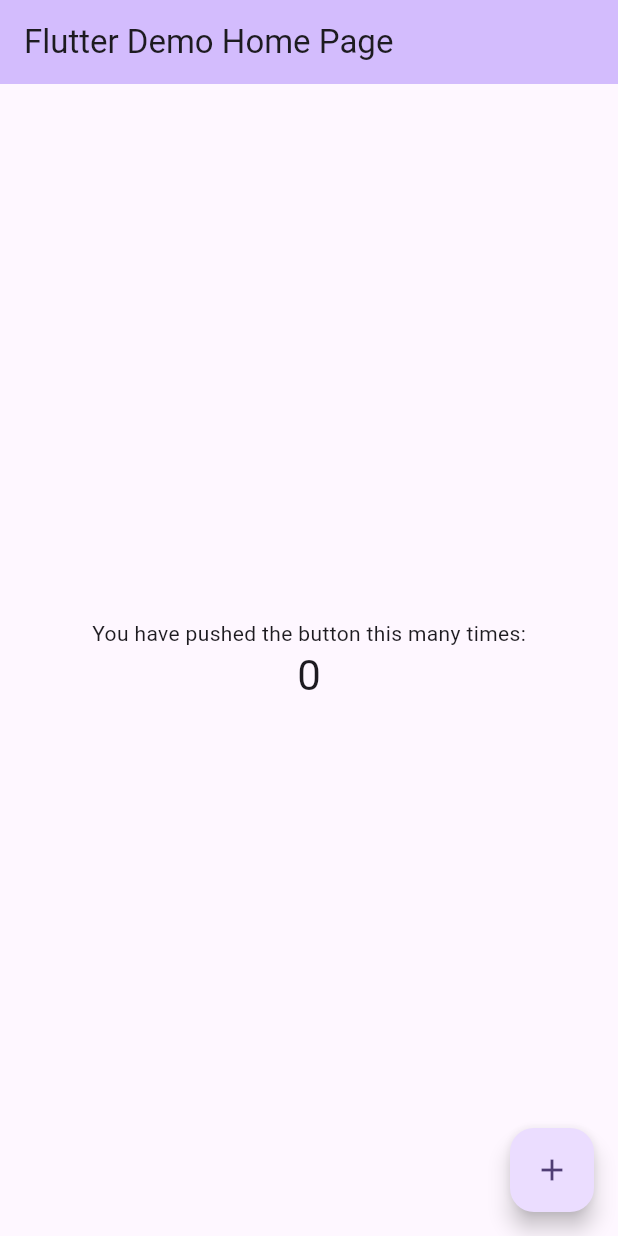
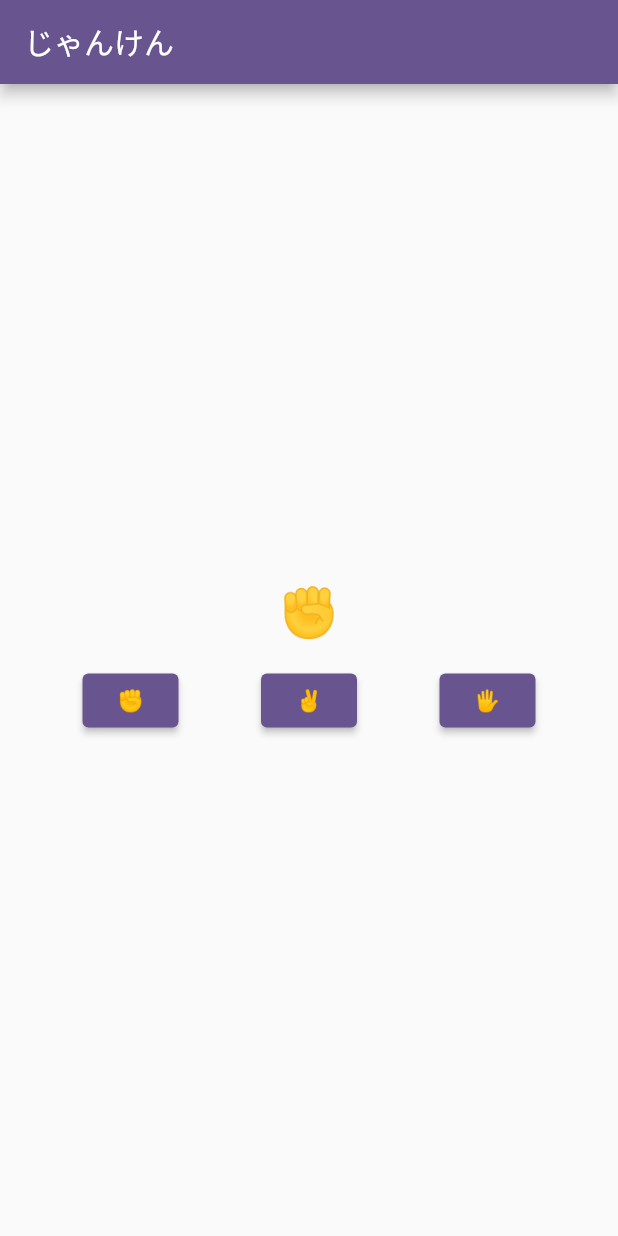
Before and after one commit to Motoki0418/FlutterLearning, a Flutter app: the screen it shows after launch, on a phone screen of 412 x 824 dp. Run offline on Flutter 3.47's test engine with Material 3 defaults, Android fonts, the phone set to English and light mode, and no system bars.

```diff
--- a/lib/main.dart
+++ b/lib/main.dart
@@ -13,113 +13,74 @@ class MyApp extends StatelessWidget {
     return MaterialApp(
       title: 'Flutter Demo',
       theme: ThemeData(
-        // This is the theme of your application.
-        //
-        // TRY THIS: Try running your application with "flutter run". You'll see
-        // the application has a purple toolbar. Then, without quitting the app,
-        // try changing the seedColor in the colorScheme below to Colors.green
-        // and then invoke "hot reload" (save your changes or press the "hot
-        // reload" button in a Flutter-supported IDE, or press "r" if you used
-        // the command line to start the app).
-        //
-        // Notice that the counter didn't reset back to zero; the application
-        // state is not lost during the reload. To reset the state, use hot
-        // restart instead.
-        //
-        // This works for code too, not just values: Most code changes can be
-        // tested with just a hot reload.
         colorScheme: ColorScheme.fromSeed(seedColor: Colors.deepPurple),
-        useMaterial3: true,
+        useMaterial3: false, // Material2 →　Material3に更新されたのでここをfalseにしないとAppBarが見えない
       ),
-      home: const MyHomePage(title: 'Flutter Demo Home Page'),
+      home: JankenPage(),
     );
   }
 }
 
-class MyHomePage extends StatefulWidget {
-  const MyHomePage({super.key, required this.title});
-
-  // This widget is the home page of your application. It is stateful, meaning
-  // that it has a State object (defined below) that contains fields that affect
-  // how it looks.
-
-  // This class is the configuration for the state. It holds the values (in this
-  // case the title) provided by the parent (in this case the App widget) and
-  // used by the build method of the State. Fields in a Widget subclass are
-  // always marked "final".
-
-  final String title;
+class JankenPage extends StatefulWidget {
+  const JankenPage({super.key});
 
   @override
-  State<MyHomePage> createState() => _MyHomePageState();
+  State<JankenPage> createState() => _JankenPageState();
 }
 
-class _MyHomePageState extends State<MyHomePage> {
-  int _counter = 0;
-
-  void _incrementCounter() {
-    setState(() {
-      // This call to setState tells the Flutter framework that something has
-      // changed in this State, which causes it to rerun the build method below
-      // so that the display can reflect the updated values. If we changed
-      // _counter without calling setState(), then the build method would not be
-      // called again, and so nothing would appear to happen.
-      _counter++;
-    });
-  }
+class _JankenPageState extends State<JankenPage> {
+  // 変数はここに書く
+  String myHand = '✊';
 
   @override
   Widget build(BuildContext context) {
-    // This method is rerun every time setState is called, for instance as done
-    // by the _incrementCounter method above.
-    //
-    // The Flutter framework has been optimized to make rerunning build methods
-    // fast, so that you can just rebuild anything that needs updating rather
-    // than having to individually change instances of widgets.
     return Scaffold(
       appBar: AppBar(
-        // TRY THIS: Try changing the color here to a specific color (to
-        // Colors.amber, perhaps?) and trigger a hot reload to see the AppBar
-        // change color while the other colors stay the same.
-        backgroundColor: Theme.of(context).colorScheme.inversePrimary,
-        // Here we take the value from the MyHomePage object that was created by
-        // the App.build method, and use it to set our appbar title.
-        title: Text(widget.title),
+        title: Text('じゃんけん'),
       ),
       body: Center(
-        // Center is a layout widget. It takes a single child and positions it
-        // in the middle of the parent.
-        child: Column(
-          // Column is also a layout widget. It takes a list of children and
-          // arranges them vertically. By default, it sizes itself to fit its
-          // children horizontally, and tries to be as tall as its parent.
-          //
-          // Column has various properties to control how it sizes itself and
-          // how it positions its children. Here we use mainAxisAlignment to
-          // center the children vertically; the main axis here is the vertical
-          // axis because Columns are vertical (the cross axis would be
-          // horizontal).
-          //
-          // TRY THIS: Invoke "debug painting" (choose the "Toggle Debug Paint"
-          // action in the IDE, or press "p" in the console), to see the
-          // wireframe for each widget.
-          mainAxisAlignment: MainAxisAlignment.center,
-          children: <Widget>[
-            const Text(
-              'You have pushed the button this many times:',
+        child: Column( // 縦に並べたい
+          mainAxisAlignment: MainAxisAlignment.center,// 中央揃えにしたい
+          children: [
+            Text(
+              myHand, // 変数の中身を表示
+              style: TextStyle(
+                fontSize: 32, // 文字サイズを大きくしたい
+              ),
             ),
-            Text(
-              '$_counter',
-              style: Theme.of(context).textTheme.headlineMedium,
+            SizedBox(height: 16), // 隙間をあけたい
+            Row(
+              mainAxisAlignment: MainAxisAlignment.spaceEvenly,
+              children: [
+                ElevatedButton(
+                  onPressed: () {
+                    myHand = '✊';
+                    print(myHand);
+                    setState(() {});// この命令を実行すると画面が更新される
+                  },
+                  child: Text('✊'),
+                ),
+                ElevatedButton(
+                  onPressed: () {
+                    myHand = '✌️';
+                    print(myHand);
+                    setState(() {});
+                  },
+                  child: Text('✌️'),
+                ),
+                ElevatedButton(
+                  onPressed: () {
+                    myHand = '✋';
+                    print(myHand);
+                    setState(() {});
+                  },
+                  child: Text('🖐'),
+                ),
+              ],
             ),
           ],
         ),
       ),
-      floatingActionButton: FloatingActionButton(
-        onPressed: _incrementCounter,
-        tooltip: 'Increment',
-        child: const Icon(Icons.add),
-      ), // This trailing comma makes auto-formatting nicer for build methods.
     );
   }
 }
```
